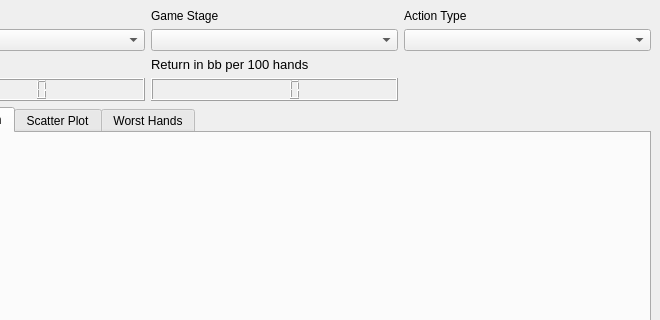
Before: the Qt Designer form poker/gui/ui/analyser_form.ui in dickreuter/Poker, drawn with Qt 5; both pictures show x 111 to 771 and y 0 to 320 of the 771 by 751 pixel window.
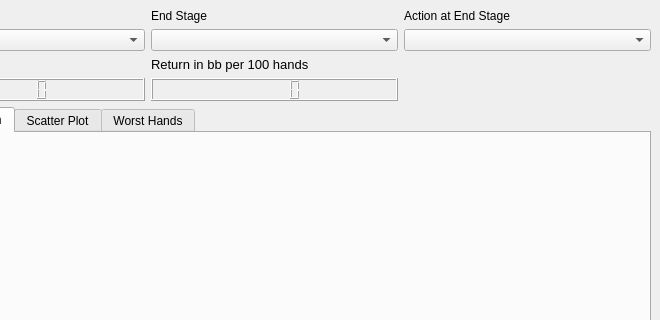
After: the same form once the commit is applied.

Commit message: stacked bar by last action

What changed in the file:
```diff
--- a/poker/gui/ui/analyser_form.ui
+++ b/poker/gui/ui/analyser_form.ui
@@ -124,7 +124,7 @@
       <item row="0" column="2">
        <widget class="QLabel" name="label_3">
         <property name="text">
-         <string>Action Type</string>
+         <string>Action at End Stage</string>
         </property>
        </widget>
       </item>
@@ -155,7 +155,7 @@
       <item row="0" column="1">
        <widget class="QLabel" name="label_2">
         <property name="text">
-         <string>Game Stage</string>
+         <string>End Stage</string>
         </property>
        </widget>
       </item>
```
The commit also changes 11 other files.
